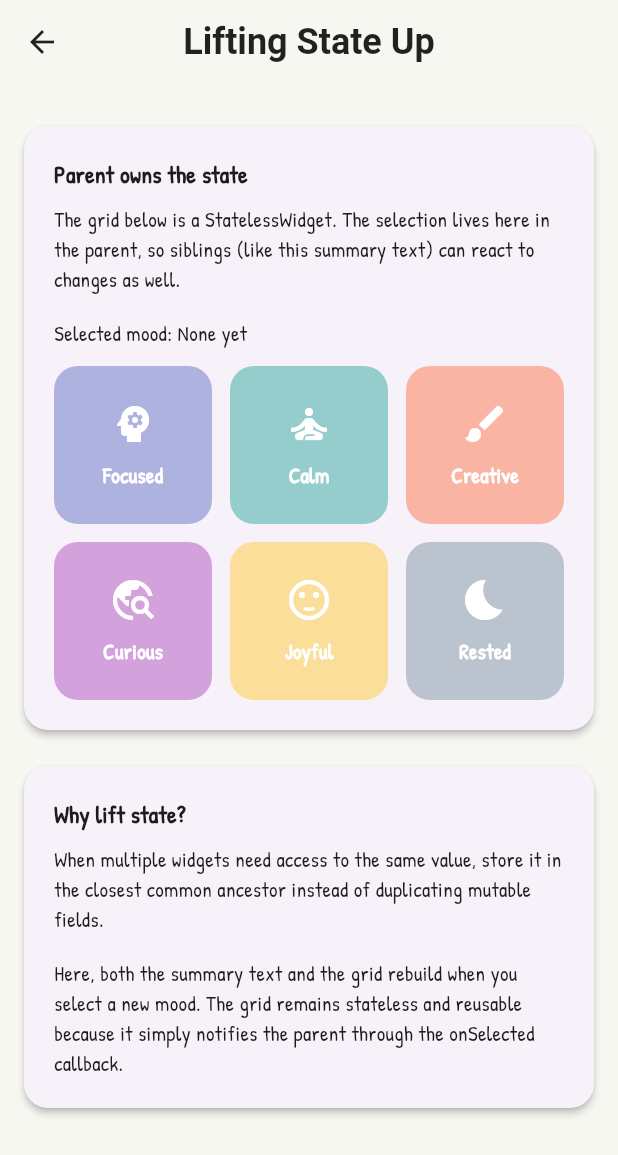
After one commit to kenwillg/mochi, a Flutter app: the LiftingStateDemoScreen screen opened directly, on a phone screen of 412 x 824 dp. The commit adds this screen. Shown: the top 1155 px of the screen. Run offline on Flutter 3.47's test engine with Material 3 defaults, Android fonts, the phone set to English and light mode, and no system bars; our stand-ins replace flutter_riverpod, google_fonts, table_calendar; Roboto replaces fonts that are missing (PatrickHand).

Commit message:
Add Flutter learning demo screens

```diff
--- /dev/null
+++ b/lib/screens/demo_menu_screen.dart
@@ -0,0 +1,67 @@
+import 'package:flutter/material.dart';
+
+import 'lifting_state_demo_screen.dart';
+import 'null_safety_demo_screen.dart';
+import 'set_state_demo_screen.dart';
+import 'stateless_stateful_demo_screen.dart';
+
+class DemoMenuScreen extends StatelessWidget {
+  const DemoMenuScreen({super.key});
+
+  @override
+  Widget build(BuildContext context) {
+    final demos = [
+      _DemoEntry(
+        title: 'Stateless vs Stateful widgets',
+        subtitle: 'Compare immutable and mutable widget lifecycles.',
+        builder: (_) => const StatelessStatefulDemoScreen(),
+      ),
+      _DemoEntry(
+        title: 'Understanding setState',
+        subtitle: 'See how setState triggers rebuilds and responds to gestures.',
+        builder: (_) => const SetStateDemoScreen(),
+      ),
+      _DemoEntry(
+        title: 'Lifting State Up',
+        subtitle: 'Share data between widgets by letting the parent own it.',
+        builder: (_) => const LiftingStateDemoScreen(),
+      ),
+      _DemoEntry(
+        title: 'Null Safety Best Practices',
+        subtitle: 'Handle nullable data, validate forms, and overlay widgets safely.',
+        builder: (_) => const NullSafetyDemoScreen(),
+      ),
+    ];
+
+    return Scaffold(
+      appBar: AppBar(title: const Text('Flutter Learning Demos')),
+      body: ListView.separated(
+        itemCount: demos.length,
+        separatorBuilder: (_, __) => const Divider(height: 0),
+        itemBuilder: (context, index) {
+          final demo = demos[index];
+          return ListTile(
+            title: Text(demo.title),
+            subtitle: Text(demo.subtitle),
+            trailing: const Icon(Icons.chevron_right),
+            onTap: () => Navigator.of(context).push(
+              MaterialPageRoute(builder: demo.builder),
+            ),
+          );
+        },
+      ),
+    );
+  }
+}
+
+class _DemoEntry {
+  const _DemoEntry({
+    required this.title,
+    required this.subtitle,
+    required this.builder,
+  });
+
+  final String title;
+  final String subtitle;
+  final WidgetBuilder builder;
+}
--- /dev/null
+++ b/lib/screens/lifting_state_demo_screen.dart
@@ -0,0 +1,58 @@
+import 'package:flutter/material.dart';
+
+import '../widgets/demo_section.dart';
+import '../widgets/demo_widgets.dart';
+
+class LiftingStateDemoScreen extends StatefulWidget {
+  const LiftingStateDemoScreen({super.key});
+
+  @override
+  State<LiftingStateDemoScreen> createState() => _LiftingStateDemoScreenState();
+}
+
+class _LiftingStateDemoScreenState extends State<LiftingStateDemoScreen> {
+  int? _selectedIndex;
+
+  @override
+  Widget build(BuildContext context) {
+    final selectedMood =
+        _selectedIndex != null ? moodChoices[_selectedIndex!].label : 'None yet';
+    return Scaffold(
+      appBar: AppBar(title: const Text('Lifting State Up')),
+      body: ListView(
+        padding: const EdgeInsets.symmetric(vertical: 16),
+        children: [
+          DemoSection(
+            title: 'Parent owns the state',
+            description:
+                'The grid below is a StatelessWidget. The selection lives here in the parent, '
+                'so siblings (like this summary text) can react to changes as well.',
+            child: Column(
+              crossAxisAlignment: CrossAxisAlignment.start,
+              children: [
+                Text('Selected mood: $selectedMood'),
+                const SizedBox(height: 12),
+                MoodChoiceGrid(
+                  choices: moodChoices,
+                  selectedIndex: _selectedIndex,
+                  onSelected: (index) => setState(() => _selectedIndex = index),
+                ),
+              ],
+            ),
+          ),
+          DemoSection(
+            title: 'Why lift state?',
+            description:
+                'When multiple widgets need access to the same value, store it in the closest '
+                'common ancestor instead of duplicating mutable fields.',
+            child: const Text(
+              'Here, both the summary text and the grid rebuild when you select a new mood. '
+              'The grid remains stateless and reusable because it simply notifies the parent '
+              'through the onSelected callback.',
+            ),
+          ),
+        ],
+      ),
+    );
+  }
+}
--- /dev/null
+++ b/lib/screens/null_safety_demo_screen.dart
@@ -0,0 +1,41 @@
+import 'package:flutter/material.dart';
+
+import '../widgets/demo_section.dart';
+import '../widgets/demo_widgets.dart';
+
+class NullSafetyDemoScreen extends StatelessWidget {
+  const NullSafetyDemoScreen({super.key});
+
+  @override
+  Widget build(BuildContext context) {
+    return Scaffold(
+      appBar: AppBar(title: const Text('Null Safety Best Practices')),
+      body: ListView(
+        padding: const EdgeInsets.symmetric(vertical: 16),
+        children: const [
+          DemoSection(
+            title: 'Use nullable types intentionally',
+            description:
+                'Here the optional note starts out as null. We use the ?? operator to show a '
+                'fallback message and avoid crashes when data is missing.',
+            child: NullSafetyPreview(),
+          ),
+          DemoSection(
+            title: 'Validate user input',
+            description:
+                'Forms combine TextField widgets with validation logic. Controllers are disposed '
+                'to prevent leaks and validators return null when the input is safe to use.',
+            child: ValidatedContactForm(),
+          ),
+          DemoSection(
+            title: 'Stack and Image widgets working together',
+            description:
+                'Stack lets us overlay widgets, perfect for badges or captions. This example uses '
+                'a real network Image with a positioned status label.',
+            child: ProfileBadge(),
+          ),
+        ],
+      ),
+    );
+  }
+}
--- /dev/null
+++ b/lib/screens/set_state_demo_screen.dart
@@ -0,0 +1,55 @@
+import 'package:flutter/material.dart';
+
+import '../widgets/demo_section.dart';
+import '../widgets/demo_widgets.dart';
+
+class SetStateDemoScreen extends StatefulWidget {
+  const SetStateDemoScreen({super.key});
+
+  @override
+  State<SetStateDemoScreen> createState() => _SetStateDemoScreenState();
+}
+
+class _SetStateDemoScreenState extends State<SetStateDemoScreen> {
+  double _fontScale = 18;
+
+  @override
+  Widget build(BuildContext context) {
+    return Scaffold(
+      appBar: AppBar(title: const Text('Working with setState')),
+      body: ListView(
+        padding: const EdgeInsets.symmetric(vertical: 16),
+        children: [
+          DemoSection(
+            title: 'setState updates local fields',
+            description:
+                'Moving this slider calls setState and rebuilds only the widgets that depend on '
+                'the font size value.',
+            child: Column(
+              crossAxisAlignment: CrossAxisAlignment.start,
+              children: [
+                Text(
+                  'Drag to resize me!',
+                  style: TextStyle(fontSize: _fontScale, fontWeight: FontWeight.bold),
+                ),
+                Slider(
+                  value: _fontScale,
+                  min: 16,
+                  max: 32,
+                  onChanged: (value) => setState(() => _fontScale = value),
+                ),
+              ],
+            ),
+          ),
+          const DemoSection(
+            title: 'GestureDetector + setState',
+            description:
+                'GestureDetector lets us listen for taps, drags, and more. Here we use it to '
+                'cycle background colors with setState.',
+            child: GestureColorBox(),
+          ),
+        ],
+      ),
+    );
+  }
+}
--- /dev/null
+++ b/lib/screens/stateless_stateful_demo_screen.dart
@@ -0,0 +1,34 @@
+import 'package:flutter/material.dart';
+
+import '../widgets/demo_section.dart';
+import '../widgets/demo_widgets.dart';
+
+class StatelessStatefulDemoScreen extends StatelessWidget {
+  const StatelessStatefulDemoScreen({super.key});
+
+  @override
+  Widget build(BuildContext context) {
+    return Scaffold(
+      appBar: AppBar(title: const Text('Stateless vs Stateful')),
+      body: ListView(
+        padding: const EdgeInsets.symmetric(vertical: 16),
+        children: const [
+          DemoSection(
+            title: 'Stateless Widgets',
+            description:
+                'Stateless widgets are immutable. They receive data from the outside and render '
+                'UI once. To update them you must rebuild from a parent with new input.',
+            child: StatelessInfoPanel(),
+          ),
+          DemoSection(
+            title: 'Stateful Widgets',
+            description:
+                'Stateful widgets own mutable state. setState() marks the widget dirty so Flutter '
+                'rebuilds it with the new values.',
+            child: StatefulCounterDisplay(),
+          ),
+        ],
+      ),
+    );
+  }
+}
--- /dev/null
+++ b/lib/widgets/demo_section.dart
@@ -0,0 +1,46 @@
+import 'package:flutter/material.dart';
+
+/// A reusable card-style section used across the learning demos.
+class DemoSection extends StatelessWidget {
+  const DemoSection({
+    super.key,
+    required this.title,
+    required this.description,
+    required this.child,
+  });
+
+  final String title;
+  final String description;
+  final Widget child;
+
+  @override
+  Widget build(BuildContext context) {
+    final theme = Theme.of(context);
+    return Card(
+      margin: const EdgeInsets.symmetric(horizontal: 16.0, vertical: 12.0),
+      elevation: 2,
+      shape: RoundedRectangleBorder(borderRadius: BorderRadius.circular(16)),
+      child: Padding(
+        padding: const EdgeInsets.all(20.0),
+        child: Column(
+          crossAxisAlignment: CrossAxisAlignment.start,
+          children: [
+            Text(
+              title,
+              style: theme.textTheme.titleMedium?.copyWith(
+                fontWeight: FontWeight.bold,
+              ),
+            ),
+            const SizedBox(height: 8),
+            Text(
+              description,
+              style: theme.textTheme.bodyMedium,
+            ),
+            const SizedBox(height: 16),
+            child,
+          ],
+        ),
+      ),
+    );
+  }
+}
--- /dev/null
+++ b/lib/widgets/demo_widgets.dart
@@ -0,0 +1,333 @@
+import 'package:flutter/material.dart';
+
+/// Simple stateless info panel used to describe immutable UI.
+class StatelessInfoPanel extends StatelessWidget {
+  const StatelessInfoPanel({super.key});
+
+  @override
+  Widget build(BuildContext context) {
+    return const Text(
+      'This panel is a StatelessWidget. It renders once with the data it receives '
+      'and never calls setState. Try leaving and returning to this screen – the '
+      'message stays the same because nothing is stored internally.',
+    );
+  }
+}
+
+/// A stateful counter that highlights how internal mutable state works.
+class StatefulCounterDisplay extends StatefulWidget {
+  const StatefulCounterDisplay({super.key});
+
+  @override
+  State<StatefulCounterDisplay> createState() => _StatefulCounterDisplayState();
+}
+
+class _StatefulCounterDisplayState extends State<StatefulCounterDisplay> {
+  int _count = 0;
+
+  void _increment() {
+    setState(() => _count++);
+  }
+
+  @override
+  Widget build(BuildContext context) {
+    return Column(
+      crossAxisAlignment: CrossAxisAlignment.start,
+      children: [
+        Text('Button taps: $_count', style: Theme.of(context).textTheme.titleLarge),
+        const SizedBox(height: 12),
+        ElevatedButton.icon(
+          onPressed: _increment,
+          icon: const Icon(Icons.add),
+          label: const Text('Tap to call setState'),
+        ),
+      ],
+    );
+  }
+}
+
+/// A colorful square that toggles its shade with every tap.
+class GestureColorBox extends StatefulWidget {
+  const GestureColorBox({super.key});
+
+  @override
+  State<GestureColorBox> createState() => _GestureColorBoxState();
+}
+
+class _GestureColorBoxState extends State<GestureColorBox> {
+  static const _colors = [Colors.teal, Colors.deepOrange, Colors.indigo];
+  int _index = 0;
+
+  void _cycleColor() {
+    setState(() => _index = (_index + 1) % _colors.length);
+  }
+
+  @override
+  Widget build(BuildContext context) {
+    return GestureDetector(
+      onTap: _cycleColor,
+      child: AnimatedContainer(
+        duration: const Duration(milliseconds: 300),
+        height: 120,
+        decoration: BoxDecoration(
+          color: _colors[_index],
+          borderRadius: BorderRadius.circular(24),
+        ),
+        child: const Center(
+          child: Text(
+            'Tap me',
+            style: TextStyle(fontSize: 20, color: Colors.white, fontWeight: FontWeight.bold),
+          ),
+        ),
+      ),
+    );
+  }
+}
+
+/// Stateless tiles used by the lifted state example.
+class MoodChoiceGrid extends StatelessWidget {
+  const MoodChoiceGrid({
+    super.key,
+    required this.choices,
+    required this.selectedIndex,
+    required this.onSelected,
+  });
+
+  final List<MoodChoice> choices;
+  final int? selectedIndex;
+  final ValueChanged<int> onSelected;
+
+  @override
+  Widget build(BuildContext context) {
+    return GridView.builder(
+      shrinkWrap: true,
+      physics: const NeverScrollableScrollPhysics(),
+      itemCount: choices.length,
+      gridDelegate: const SliverGridDelegateWithFixedCrossAxisCount(
+        crossAxisCount: 3,
+        childAspectRatio: 1,
+        mainAxisSpacing: 12,
+        crossAxisSpacing: 12,
+      ),
+      itemBuilder: (context, index) {
+        final choice = choices[index];
+        final isSelected = selectedIndex == index;
+        return Material(
+          color: isSelected ? choice.color.withOpacity(0.8) : choice.color.withOpacity(0.4),
+          borderRadius: BorderRadius.circular(16),
+          child: InkWell(
+            borderRadius: BorderRadius.circular(16),
+            onTap: () => onSelected(index),
+            child: Column(
+              mainAxisAlignment: MainAxisAlignment.center,
+              children: [
+                Icon(choice.icon, color: Colors.white, size: 32),
+                const SizedBox(height: 8),
+                Text(
+                  choice.label,
+                  style: const TextStyle(
+                    color: Colors.white,
+                    fontWeight: FontWeight.bold,
+                  ),
+                ),
+              ],
+            ),
+          ),
+        );
+      },
+    );
+  }
+}
+
+class MoodChoice {
+  const MoodChoice({
+    required this.label,
+    required this.icon,
+    required this.color,
+  });
+
+  final String label;
+  final IconData icon;
+  final Color color;
+}
+
+const moodChoices = <MoodChoice>[
+  MoodChoice(label: 'Focused', icon: Icons.psychology, color: Colors.indigo),
+  MoodChoice(label: 'Calm', icon: Icons.self_improvement, color: Colors.teal),
+  MoodChoice(label: 'Creative', icon: Icons.brush, color: Colors.deepOrange),
+  MoodChoice(label: 'Curious', icon: Icons.travel_explore, color: Colors.purple),
+  MoodChoice(label: 'Joyful', icon: Icons.sentiment_satisfied, color: Colors.amber),
+  MoodChoice(label: 'Rested', icon: Icons.bedtime, color: Colors.blueGrey),
+];
+
+/// A null-safe profile preview that demonstrates optional data handling.
+class NullSafetyPreview extends StatefulWidget {
+  const NullSafetyPreview({super.key});
+
+  @override
+  State<NullSafetyPreview> createState() => _NullSafetyPreviewState();
+}
+
+class _NullSafetyPreviewState extends State<NullSafetyPreview> {
+  String? _note;
+
+  void _toggleNote() {
+    setState(() {
+      _note = _note == null ? 'Null safety helps us avoid crashes when data is missing.' : null;
+    });
+  }
+
+  @override
+  Widget build(BuildContext context) {
+    final message = _note ?? 'Tap the button to safely provide a note.';
+    return Column(
+      crossAxisAlignment: CrossAxisAlignment.start,
+      children: [
+        Text(message),
+        const SizedBox(height: 12),
+        ElevatedButton(
+          onPressed: _toggleNote,
+          child: Text(_note == null ? 'Provide optional note' : 'Clear note (set to null)'),
+        ),
+      ],
+    );
+  }
+}
+
+/// A form with validation that practices disposing controllers safely.
+class ValidatedContactForm extends StatefulWidget {
+  const ValidatedContactForm({super.key});
+
+  @override
+  State<ValidatedContactForm> createState() => _ValidatedContactFormState();
+}
+
+class _ValidatedContactFormState extends State<ValidatedContactForm> {
+  final _formKey = GlobalKey<FormState>();
+  final _nameController = TextEditingController();
+  final _emailController = TextEditingController();
+  bool _submitted = false;
+
+  @override
+  void dispose() {
+    _nameController.dispose();
+    _emailController.dispose();
+    super.dispose();
+  }
+
+  void _handleSubmit() {
+    final form = _formKey.currentState;
+    if (form != null && form.validate()) {
+      setState(() => _submitted = true);
+      ScaffoldMessenger.of(context).showSnackBar(
+        SnackBar(content: Text('Welcome, ${_nameController.text.trim()}!')),
+      );
+    }
+  }
+
+  String? _validateRequired(String? value, String fieldName) {
+    final trimmed = value?.trim();
+    if (trimmed == null || trimmed.isEmpty) {
+      return '$fieldName is required';
+    }
+    return null;
+  }
+
+  String? _validateEmail(String? value) {
+    final trimmed = value?.trim();
+    if (trimmed == null || trimmed.isEmpty) {
+      return 'Email is required';
+    }
+    final emailRegex = RegExp(r'^[^@\s]+@[^@\s]+\.[^@\s]+$');
+    if (!emailRegex.hasMatch(trimmed)) {
+      return 'Please enter a valid email';
+    }
+    return null;
+  }
+
+  @override
+  Widget build(BuildContext context) {
+    return Form(
+      key: _formKey,
+      autovalidateMode: _submitted
+          ? AutovalidateMode.always
+          : AutovalidateMode.onUserInteraction,
+      child: Column(
+        children: [
+          TextFormField(
+            controller: _nameController,
+            decoration: const InputDecoration(labelText: 'Name'),
+            validator: (value) => _validateRequired(value, 'Name'),
+          ),
+          const SizedBox(height: 12),
+          TextFormField(
+            controller: _emailController,
+            decoration: const InputDecoration(labelText: 'Email'),
+            keyboardType: TextInputType.emailAddress,
+            validator: _validateEmail,
+          ),
+          const SizedBox(height: 16),
+          SizedBox(
+            width: double.infinity,
+            child: ElevatedButton(
+              onPressed: _handleSubmit,
+              child: const Text('Validate and Submit'),
+            ),
+          ),
+        ],
+      ),
+    );
+  }
+}
+
+/// Displays a remote profile photo with a badge overlay using Stack and Image widgets.
+class ProfileBadge extends StatelessWidget {
+  const ProfileBadge({super.key});
+
+  @override
+  Widget build(BuildContext context) {
+    return Stack(
+      clipBehavior: Clip.none,
+      children: [
+        ClipRRect(
+          borderRadius: BorderRadius.circular(60),
+          child: Image.network(
+            'https://images.unsplash.com/photo-1521572267360-ee0c2909d518?auto=format&fit=crop&w=240&q=60',
+            width: 120,
+            height: 120,
+            fit: BoxFit.cover,
+          ),
+        ),
+        Positioned(
+          bottom: -6,
+          right: -6,
+          child: Container(
+            padding: const EdgeInsets.symmetric(horizontal: 10, vertical: 6),
+            decoration: BoxDecoration(
+              color: Colors.greenAccent.shade700,
+              borderRadius: BorderRadius.circular(20),
+              boxShadow: const [
+                BoxShadow(
+                  color: Colors.black26,
+                  offset: Offset(0, 2),
+                  blurRadius: 4,
+                ),
+              ],
+            ),
+            child: const Row(
+              mainAxisSize: MainAxisSize.min,
+              children: [
+                Icon(Icons.verified, color: Colors.white, size: 16),
+                SizedBox(width: 6),
+                Text(
+                  'Live',
+                  style: TextStyle(color: Colors.white, fontWeight: FontWeight.bold),
+                ),
+              ],
+            ),
+          ),
+        ),
+      ],
+    );
+  }
+}
```
Also changed, not shown: lib/main.dart (+11 -1 lines).
